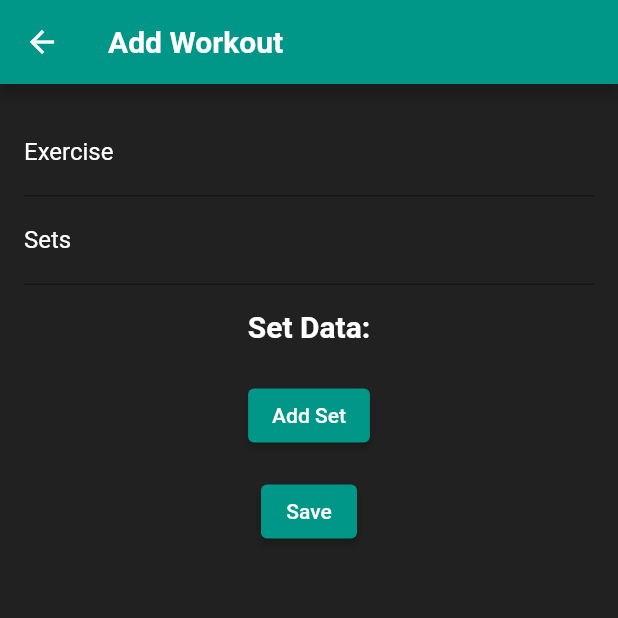
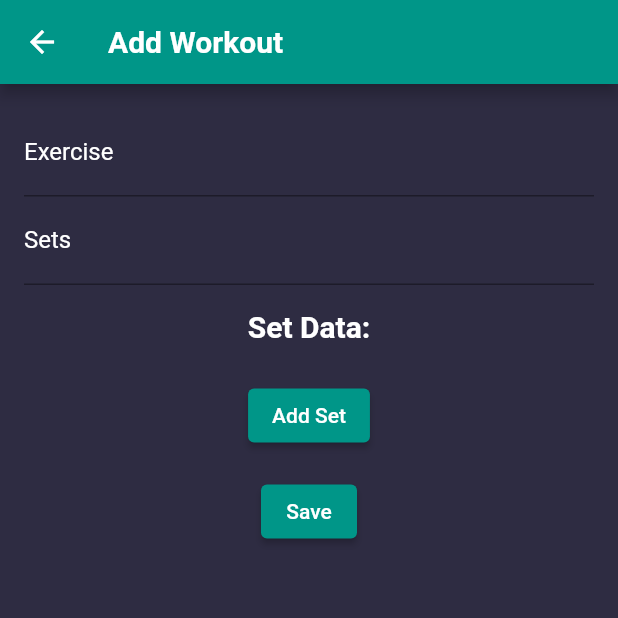
Before and after one commit to rohankewal/WorkoutLog, a Flutter app: the screen it shows after launch, after a tap on the "add" icon, on a phone screen of 412 x 824 dp, the top half of it. Run offline on Flutter 3.47's test engine with Material 2 defaults, Android fonts, the phone set to English and light mode, and no system bars; our stand-ins replace charts_flutter, flutter_calendar_carousel.

Commit message:
style: found a much better background color for canvas

```diff
--- a/lib/main.dart
+++ b/lib/main.dart
@@ -41,7 +41,7 @@ class MyApp extends StatelessWidget {
       title: 'Workout Log',
       theme: ThemeData(
         primarySwatch: Colors.teal,
-        scaffoldBackgroundColor: Colors.grey[900],
+        scaffoldBackgroundColor: const Color(0xFF2E2C42),
         textTheme: const TextTheme(
           titleLarge: TextStyle(
             color: Colors.white,
@@ -73,14 +73,17 @@ class _WorkoutListPageState extends State<WorkoutListPage> {
       ),
       body: Column(
         children: [
-          SizedBox(
+          SingleChildScrollView(
+            physics: const NeverScrollableScrollPhysics(),
+            child: SizedBox(
               height: 440,
-            width: 370, // Set the height of the calendar widget
+              width: 370,
               child: CalendarCarousel(
                 onDayPressed: (DateTime date, List<Event> events) {
                   // Handle calendar day press event if needed
                 },
-              weekendTextStyle: const TextStyle(color: Colors.white),
+                weekendTextStyle:
+                    const TextStyle(color: Colors.white, fontSize: 12.0),
                 thisMonthDayBorderColor: Colors.grey,
                 headerTextStyle:
                     const TextStyle(fontSize: 20.0, color: Colors.teal),
@@ -88,12 +91,14 @@ class _WorkoutListPageState extends State<WorkoutListPage> {
                 selectedDateTime: DateTime.now(),
                 daysHaveCircularBorder: true,
                 showOnlyCurrentMonthDate: true,
-              prevDaysTextStyle: const TextStyle(fontSize: 14.0),
-              nextDaysTextStyle: const TextStyle(fontSize: 14.0),
+                prevDaysTextStyle: const TextStyle(fontSize: 12.0),
+                nextDaysTextStyle: const TextStyle(fontSize: 12.0),
                 selectedDayButtonColor: Colors.teal,
                 selectedDayBorderColor: Colors.teal,
                 selectedDayTextStyle: const TextStyle(color: Colors.white),
-              daysTextStyle: const TextStyle(color: Colors.white),
+                daysTextStyle:
+                    const TextStyle(color: Colors.white, fontSize: 12.0),
+              ),
             ),
           ),
           Expanded(
@@ -119,7 +124,7 @@ class _WorkoutListPageState extends State<WorkoutListPage> {
                     ),
                   ),
                   child: Card(
-                    color: Colors.grey[600],
+                    color: const Color(0xFF2E2C42),
                     margin: const EdgeInsets.symmetric(
                         horizontal: 16.0, vertical: 8.0),
                     child: ListTile(
```
Lines whose indentation alone changed are shown as unchanged.
